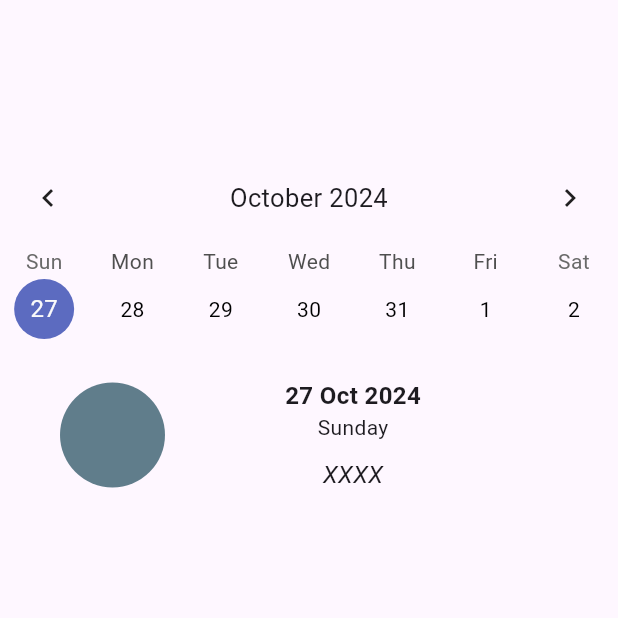
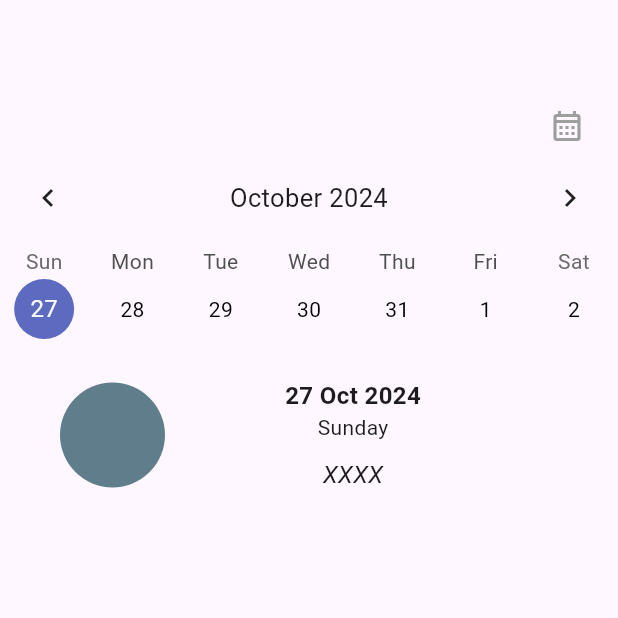
Before and after one commit to legendarycoconutkai/hackathon_x_project, a Flutter app: the JournalPage screen opened directly, on a phone screen of 412 x 824 dp, the top half of it. Run offline on Flutter 3.47's test engine with Material 3 defaults, Android fonts, the phone set to English and light mode, and no system bars; drawn by our look-alikes of table_calendar; our stand-ins replace curved_navigation_bar, flutter_dotenv, get, google_generative_ai, line_awesome_flutter, sliding_up_panel; network calls fail.

Commit message:
switch btwn newcalendar and journalpage

```diff
--- a/lib/page/event_model.dart
+++ b/lib/page/event_model.dart
@@ -29,7 +29,7 @@ final List<EventDetail> sharedEvents = [
     date: DateTime(2024, 10, 23),
     time: '2:00 PM',
     description: 'more happi',
-    image: '',
+    image: 'assets/bored gif.png',
   ),
   EventDetail(
     date: DateTime(2024, 10, 24),
--- a/lib/page/journalpage.dart
+++ b/lib/page/journalpage.dart
@@ -1,5 +1,6 @@
 import 'package:flutter/material.dart';
 import 'package:hackathon_x_project/page/event_model.dart';
+import 'package:hackathon_x_project/page/newcalendar.dart';
 import 'package:table_calendar/table_calendar.dart';
 import 'package:intl/intl.dart';
 
@@ -52,7 +53,9 @@ class _JournalPageState extends State<JournalPage> {
   @override
   Widget build(BuildContext context) {
     return Scaffold(
-      body: Column(
+      body: Stack(
+        children: [
+          Column(
             children: [
               SizedBox(height: 100),
 
@@ -210,6 +213,22 @@ class _JournalPageState extends State<JournalPage> {
                 ),
             ],
           ),
+          Positioned(
+            top: 60,
+            right: 10,
+            child: IconButton(
+              icon: Icon(Icons.calendar_month_outlined),
+              color: Colors.grey,
+              tooltip: 'Month View',
+              onPressed: () {
+                Navigator.push(
+                  context,
+                  MaterialPageRoute(builder: (context)=>Newcalendar()));
+              },
+            ),
+          )
+        ],
+      ),
     );
   }
 }
```
Also changed, not shown: lib/page/newcalendar.dart (+20 -1 lines), assets/images/bored gif.png (added). Lines whose indentation alone changed are shown as unchanged.
